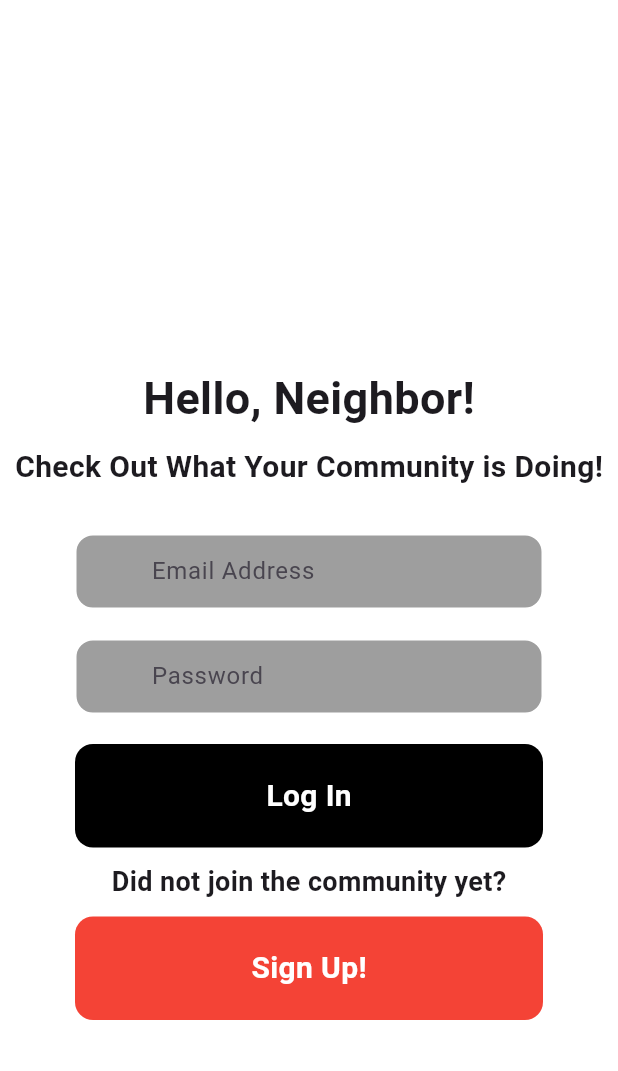
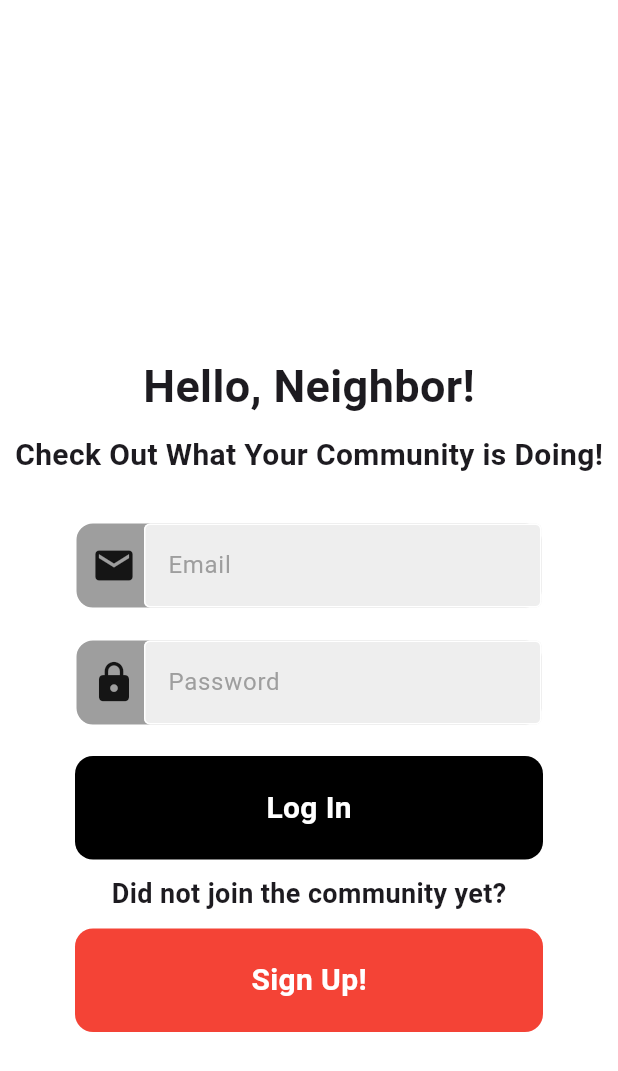
Before and after one commit to HalcyonAbsedion/BilMant2a, a Flutter app: the screen it shows after launch, on a phone screen of 412 x 824 dp. Shown: the top 1071 px of the screen. Run offline on Flutter 3.47's test engine with Material 3 defaults, Android fonts, the phone set to English and light mode, and no system bars.

Commit message:
Text Field Commit

```diff
--- /dev/null
+++ b/lib/components/text_field.dart
@@ -0,0 +1,33 @@
+import 'package:flutter/material.dart';
+
+class MyTextField extends StatelessWidget {
+  final TextEditingController controller;
+  final String hintText;
+  final bool obscureText;
+
+  const MyTextField({
+    required this.controller,
+    required this.hintText,
+    required this.obscureText,
+  });
+
+  @override
+  Widget build(BuildContext context) {
+    return TextField(
+      controller: controller,
+      obscureText: obscureText,
+      decoration: InputDecoration(
+        enabledBorder: const OutlineInputBorder(
+          borderSide: BorderSide(color: Colors.white),
+        ),
+        focusedBorder: const OutlineInputBorder(
+          borderSide: BorderSide(color: Colors.white),
+        ),
+        fillColor: Colors.grey.shade200,
+        filled: true,
+        hintText: hintText,
+        hintStyle: TextStyle(color: Colors.grey[500]),
+      ),
+    );
+  }
+}
--- a/lib/pages/login_page.dart
+++ b/lib/pages/login_page.dart
@@ -1,3 +1,4 @@
+import 'package:bilmant2a/components/text_field.dart';
 import 'package:flutter/material.dart';
 
 class LoginPage extends StatefulWidget {
@@ -8,6 +9,8 @@ class LoginPage extends StatefulWidget {
 }
 
 class _LoginPageState extends State<LoginPage> {
+  final emailTextController = TextEditingController();
+  final passwordTextController = TextEditingController();
   @override
   Widget build(BuildContext context) {
     return Scaffold(
@@ -48,17 +51,29 @@ class _LoginPageState extends State<LoginPage> {
                       border: Border.all(color: Colors.white),
                       borderRadius: BorderRadius.circular(12),
                     ),
-                    child: const Padding(
-                      padding: EdgeInsets.only(left: 50.0),
-                      child: TextField(
-                        decoration: InputDecoration(
-                          border: InputBorder.none,
-                          hintText: 'Email Address',
+                    child: Row(
+                      children: [
+                        const SizedBox(
+                          width: 10,
                         ),
-                      ),
+                        const Icon(
+                          Icons.email,
+                          size: 30,
+                        ),
+                        Expanded(
+                          child: Padding(
+                            padding: EdgeInsets.only(left: 5.0),
+                            child: MyTextField(
+                                controller: emailTextController,
+                                hintText: 'Email',
+                                obscureText: false),
+                          ),
+                        ),
+                      ],
                     ),
                   ),
                 ),
+
                 const SizedBox(height: 20),
 
                 //password textfield
@@ -70,15 +85,25 @@ class _LoginPageState extends State<LoginPage> {
                       border: Border.all(color: Colors.white),
                       borderRadius: BorderRadius.circular(12),
                     ),
-                    child: const Padding(
-                      padding: EdgeInsets.only(left: 50.0),
-                      child: TextField(
-                        obscureText: true,
-                        decoration: InputDecoration(
-                          border: InputBorder.none,
-                          hintText: 'Password',
+                    child: Row(
+                      children: [
+                        const SizedBox(
+                          width: 10,
                         ),
-                      ),
+                        const Icon(
+                          Icons.lock,
+                          size: 30,
+                        ),
+                        Expanded(
+                          child: Padding(
+                            padding: EdgeInsets.only(left: 5.0),
+                            child: MyTextField(
+                                controller: passwordTextController,
+                                hintText: 'Password',
+                                obscureText: true),
+                          ),
+                        ),
+                      ],
                     ),
                   ),
                 ),
```
